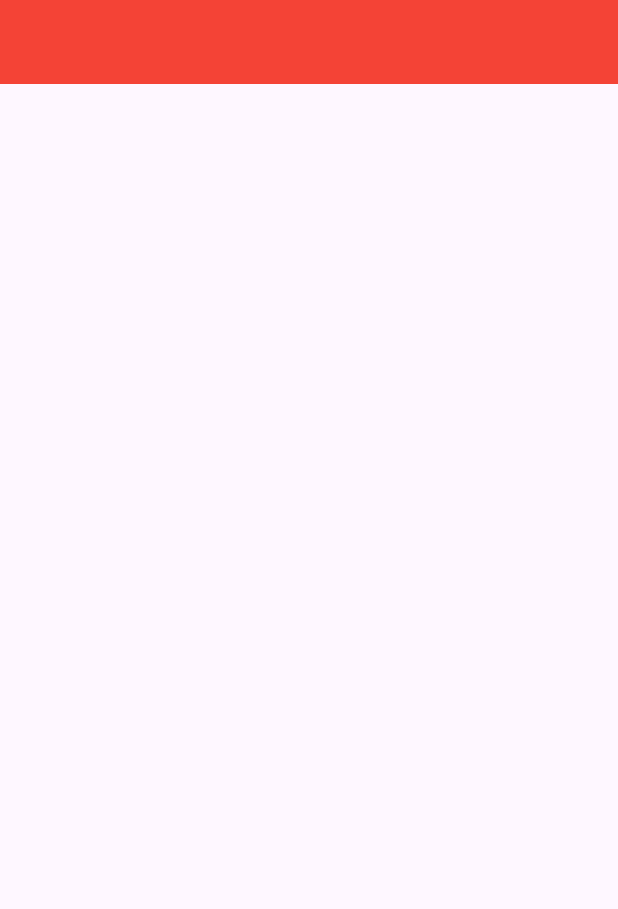
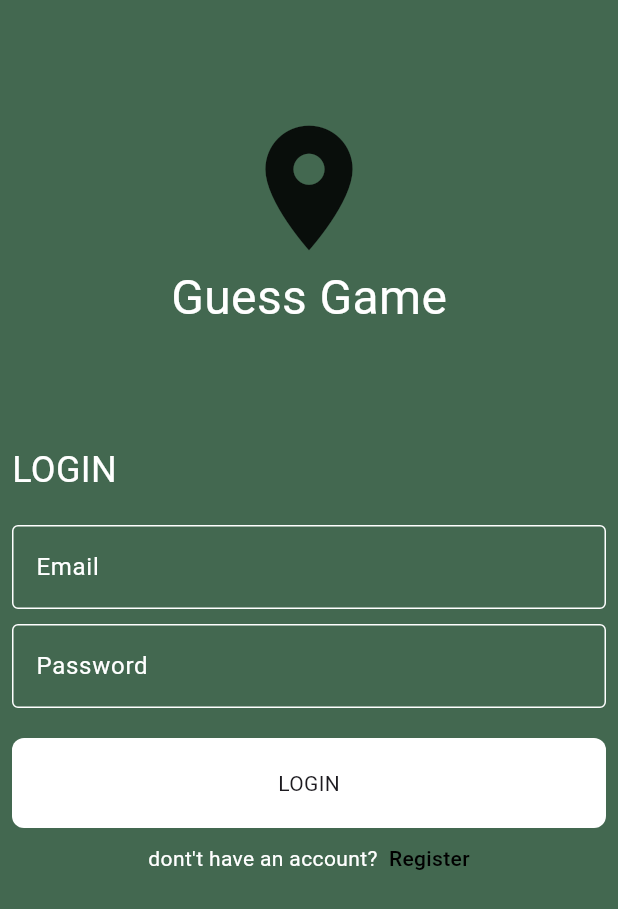
Before and after one commit to OmarNabilNabawy/GuessGame, a Flutter app: the screen it shows after launch, on a phone screen of 412 x 824 dp. Shown: the top 909 px of the screen. Run offline on Flutter 3.47's test engine with Material 3 defaults, Android fonts, the phone set to English and light mode, and no system bars; drawn by our look-alikes of modal_progress_hud_nsn; Roboto replaces fonts that are missing (pacifico).

Commit message:
make auth ui before firebase

```diff
--- /dev/null
+++ b/lib/constants.dart
@@ -0,0 +1,5 @@
+import 'package:flutter/material.dart';
+
+const kPrimaryColor = Color(0xff436850);
+String registerViewRoute = 'registerView';
+String loginViewRoute = 'loginView';
--- /dev/null
+++ b/lib/core/app_routes.dart
@@ -0,0 +1,10 @@
+import 'package:flutter/material.dart';
+import 'package:guess_game/constants.dart';
+import 'package:guess_game/features/auth_feature/presentation/views/login_view.dart';
+
+import '../features/auth_feature/presentation/views/register_view.dart';
+
+Map<String, Widget Function(BuildContext)> appRoutes = {
+  registerViewRoute: (context) => const RegisterView(),
+  loginViewRoute: (context) => const LoginView(),
+};
--- /dev/null
+++ b/lib/core/helper/show_snack_bar.dart
@@ -0,0 +1,10 @@
+
+  import 'package:flutter/material.dart';
+
+void showSnackBar(BuildContext context, String message) {
+    ScaffoldMessenger.of(context).showSnackBar(
+      SnackBar(
+        content: Text(message),
+      ),
+    );
+  }
--- /dev/null
+++ b/lib/core/widgets/auth_view.dart
@@ -0,0 +1,171 @@
+import 'package:flutter/material.dart';
+import 'package:modal_progress_hud_nsn/modal_progress_hud_nsn.dart';
+import 'package:guess_game/constants.dart';
+import 'package:guess_game/core/widgets/custom_button.dart';
+import 'package:guess_game/core/widgets/custom_text_field.dart';
+
+class AuthView extends StatefulWidget {
+  final String viewName, haveAccount, logRegis;
+
+  const AuthView({
+    super.key,
+    required this.viewName,
+    required this.haveAccount,
+    required this.logRegis,
+  });
+  @override
+  State<AuthView> createState() => _RegisterViewState();
+}
+
+class _RegisterViewState extends State<AuthView> {
+  String? email, password;
+  bool isLoading = false;
+
+  GlobalKey<FormState> formKey = GlobalKey();
+
+  @override
+  Widget build(BuildContext context) {
+    return ModalProgressHUD(
+      inAsyncCall: isLoading,
+      child: Scaffold(
+        backgroundColor: kPrimaryColor,
+        body: Padding(
+          padding: const EdgeInsets.symmetric(horizontal: 8),
+          child: Form(
+            key: formKey,
+            child: ListView(
+              children: [
+                const SizedBox(
+                  height: 75,
+                ),
+                const Icon(
+                  Icons.place,
+                  size: 100,
+                ),
+                const Row(
+                  mainAxisAlignment: MainAxisAlignment.center,
+                  children: [
+                    Text(
+                      'Guess Game',
+                      style: TextStyle(
+                        fontSize: 32,
+                        color: Colors.white,
+                        fontFamily: 'pacifico',
+                      ),
+                    ),
+                  ],
+                ),
+                const SizedBox(
+                  height: 75,
+                ),
+                Row(
+                  children: [
+                    Text(
+                      widget.viewName,
+                      style: const TextStyle(
+                        fontSize: 24,
+                        color: Colors.white,
+                      ),
+                    ),
+                  ],
+                ),
+                const SizedBox(
+                  height: 20,
+                ),
+                CustomFormTextField(
+                  onChanged: (data) {
+                    email = data;
+                  },
+                  hintText: 'Email',
+                ),
+                const SizedBox(
+                  height: 10,
+                ),
+                CustomFormTextField(
+                  onChanged: (data) {
+                    password = data;
+                  },
+                  hintText: 'Password',
+                ),
+                const SizedBox(
+                  height: 20,
+                ),
+                CustomButon(
+                  onTap: () async {
+                    if (formKey.currentState!.validate()) {
+                      isLoading = true;
+                      setState(() {});
+                      // try {
+                      if (widget.viewName == 'REGISTER') {
+                        // await registerUser();
+                      } else {
+                        //  await loginUser();
+                      }
+
+                      // Navigator.pushNamed(context, registerViewRoute,
+                      //     arguments: email);
+                      // }
+                      //  on FirebaseAuthException catch (ex) {
+                      //   if (ex.code == 'weak-password') {
+                      //     showSnackBar(context, 'weak password');
+                      //   } else if (ex.code == 'email-already-in-use') {
+                      //     showSnackBar(context, 'email already exists');
+                      //   }
+                      // } catch (ex) {
+                      //   showSnackBar(context, 'there was an error');
+                      // }
+
+                      isLoading = false;
+                      setState(() {});
+                    } else {}
+                  },
+                  text: widget.viewName,
+                ),
+                const SizedBox(
+                  height: 10,
+                ),
+                Row(
+                  mainAxisAlignment: MainAxisAlignment.center,
+                  children: [
+                    Text(
+                      widget.haveAccount,
+                      style: const TextStyle(
+                        color: Colors.white,
+                      ),
+                    ),
+                    GestureDetector(
+                      onTap: () {
+                        if (widget.viewName == 'REGISTER') {
+                          Navigator.pop(context);
+                        } else {
+                          Navigator.pushNamed(context, registerViewRoute);
+                        }
+                      },
+                      child: Text(
+                        '  ${widget.logRegis}',
+                        style: const TextStyle(
+                          color: Colors.black,
+                          fontWeight: FontWeight.w500,
+                        ),
+                      ),
+                    ),
+                  ],
+                ),
+              ],
+            ),
+          ),
+        ),
+      ),
+    );
+  }
+
+  // Future<void> registerUser() async {
+  //   UserCredential user = await FirebaseAuth.instance
+  //       .createUserWithEmailAndPassword(email: email!, password: password!);
+  // }
+
+  //  Future<void> loginUser() async {
+  //   UserCredential user = await FirebaseAuth.instance
+  //       .signInWithEmailAndPassword(email: email!, password: password!);
+  // }
+}
--- /dev/null
+++ b/lib/core/widgets/custom_button.dart
@@ -0,0 +1,24 @@
+import 'package:flutter/material.dart';
+
+class CustomButon extends StatelessWidget {
+  const CustomButon({super.key, this.onTap, required this.text});
+  final VoidCallback? onTap;
+  final String text;
+  @override
+  Widget build(BuildContext context) {
+    return GestureDetector(
+      onTap: onTap,
+      child: Container(
+        decoration: BoxDecoration(
+          color: Colors.white,
+          borderRadius: BorderRadius.circular(8),
+        ),
+        width: double.infinity,
+        height: 60,
+        child: Center(
+          child: Text(text),
+        ),
+      ),
+    );
+  }
+}
--- /dev/null
+++ b/lib/core/widgets/custom_text_field.dart
@@ -0,0 +1,44 @@
+import 'package:flutter/material.dart';
+
+class CustomFormTextField extends StatelessWidget {
+  const CustomFormTextField(
+      {super.key, this.hintText, this.onChanged, this.obscureText = false});
+  final Function(String)? onChanged;
+  final String? hintText;
+
+  final bool? obscureText;
+  @override
+  Widget build(BuildContext context) {
+    return TextFormField(
+      obscureText: obscureText!,
+      validator: (data) {
+        if (data!.isEmpty) {
+          return 'field is required';
+        }
+        return null;
+      },
+      onChanged: onChanged,
+      decoration: InputDecoration(
+        hintText: hintText,
+        hintStyle: const TextStyle(
+          color: Colors.white,
+        ),
+        enabledBorder: const OutlineInputBorder(
+          borderSide: BorderSide(
+            color: Colors.white,
+          ),
+        ),
+        border: const OutlineInputBorder(
+          borderSide: BorderSide(
+            color: Colors.white,
+          ),
+        ),
+        focusedBorder: const OutlineInputBorder(
+          borderSide: BorderSide(
+            color: Colors.black,
+          ),
+        ),
+      ),
+    );
+  }
+}
--- /dev/null
+++ b/lib/features/auth_feature/presentation/views/login_view.dart
@@ -0,0 +1,15 @@
+import 'package:flutter/material.dart';
+import 'package:guess_game/core/widgets/auth_view.dart';
+
+class LoginView extends StatelessWidget {
+  const LoginView({super.key});
+
+  @override
+  Widget build(BuildContext context) {
+    return const AuthView(
+      viewName: 'LOGIN',
+      haveAccount: 'dont\'t have an account?',
+      logRegis: 'Register',
+    );
+  }
+}
--- /dev/null
+++ b/lib/features/auth_feature/presentation/views/register_view.dart
@@ -0,0 +1,15 @@
+import 'package:flutter/material.dart';
+import 'package:guess_game/core/widgets/auth_view.dart';
+
+class RegisterView extends StatelessWidget {
+  const RegisterView({super.key});
+
+  @override
+  Widget build(BuildContext context) {
+    return const AuthView(
+      viewName: 'REGISTER',
+      haveAccount: 'already have an account?',
+      logRegis: 'Login',
+    );
+  }
+}
--- a/lib/main.dart
+++ b/lib/main.dart
@@ -1,4 +1,6 @@
 import 'package:flutter/material.dart';
+import 'package:guess_game/constants.dart';
+import 'package:guess_game/core/app_routes.dart';
 
 void main() {
   runApp(const GuessGame());
@@ -11,11 +13,8 @@ class GuessGame extends StatelessWidget {
   Widget build(BuildContext context) {
     return MaterialApp(
       debugShowCheckedModeBanner: false,
-      home: Scaffold(
-        appBar: AppBar(
-          backgroundColor: Colors.red,
-        ),
-      ),
+      routes: appRoutes,
+      initialRoute: loginViewRoute,
     );
   }
 }
--- a/pubspec.yaml
+++ b/pubspec.yaml
@@ -35,6 +35,7 @@ dependencies:
   # The following adds the Cupertino Icons font to your application.
   # Use with the CupertinoIcons class for iOS style icons.
   cupertino_icons: ^1.0.6
+  modal_progress_hud_nsn: ^0.5.1
 
 dev_dependencies:
   flutter_test:
```
Also changed, not shown: pubspec.lock.
